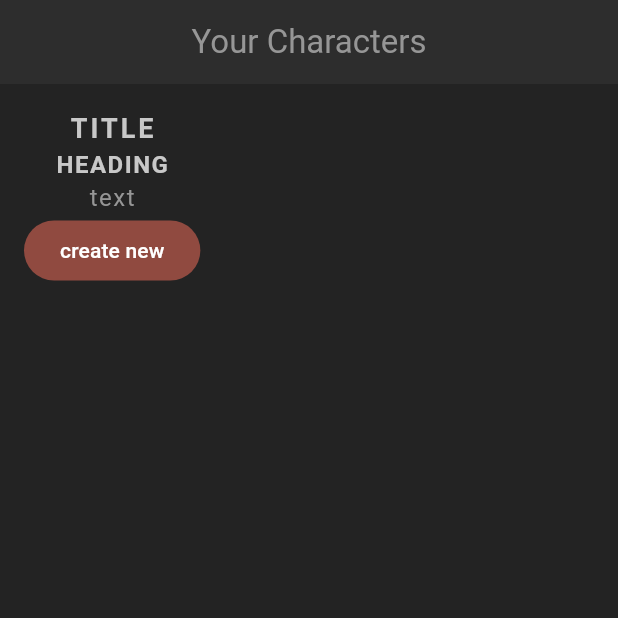
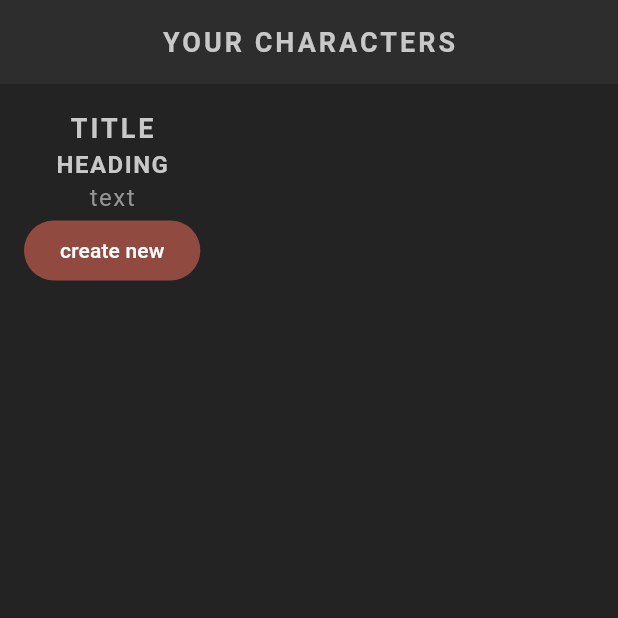
Before and after one commit to mengly-uch-cadt/MyFlutterLesson, a Flutter app: the screen it shows after launch, on a phone screen of 412 x 824 dp, the top half of it. Run offline on Flutter 3.47's test engine with Material 3 defaults, Android fonts, the phone set to English and light mode, and no system bars; our stand-ins replace google_fonts; Roboto replaces fonts that are missing (Kanit).

Commit message:
complete google font

```diff
--- a/flutter_rpg/lib/screens/home.dart
+++ b/flutter_rpg/lib/screens/home.dart
@@ -13,7 +13,7 @@ class _HomeState extends State<Home> {
   Widget build(BuildContext context) {
     return Scaffold(
       appBar: AppBar(
-        title: const Text("Your Characters"),
+        title: const StyledTitle("Your Characters"),
         centerTitle: true,
       ),
       body: Container(
--- a/flutter_rpg/pubspec.yaml
+++ b/flutter_rpg/pubspec.yaml
@@ -36,6 +36,7 @@ dependencies:
   # Use with the CupertinoIcons class for iOS style icons.
   cupertino_icons: ^1.0.8
   google_fonts: ^6.2.1
+  path_provider: ^2.1.4
 
 dev_dependencies:
   flutter_test:
@@ -46,7 +47,7 @@ dev_dependencies:
   # activated in the `analysis_options.yaml` file located at the root of your
   # package. See that file for information about deactivating specific lint
   # rules and activating additional ones.
-  flutter_lints: ^4.0.0
+  flutter_lints: ^5.0.0
 
 # For information on the generic Dart part of this file, see the
 # following page: https://dart.dev/tools/pub/pubspec
```
Also changed, not shown: flutter_rpg/pubspec.lock.
